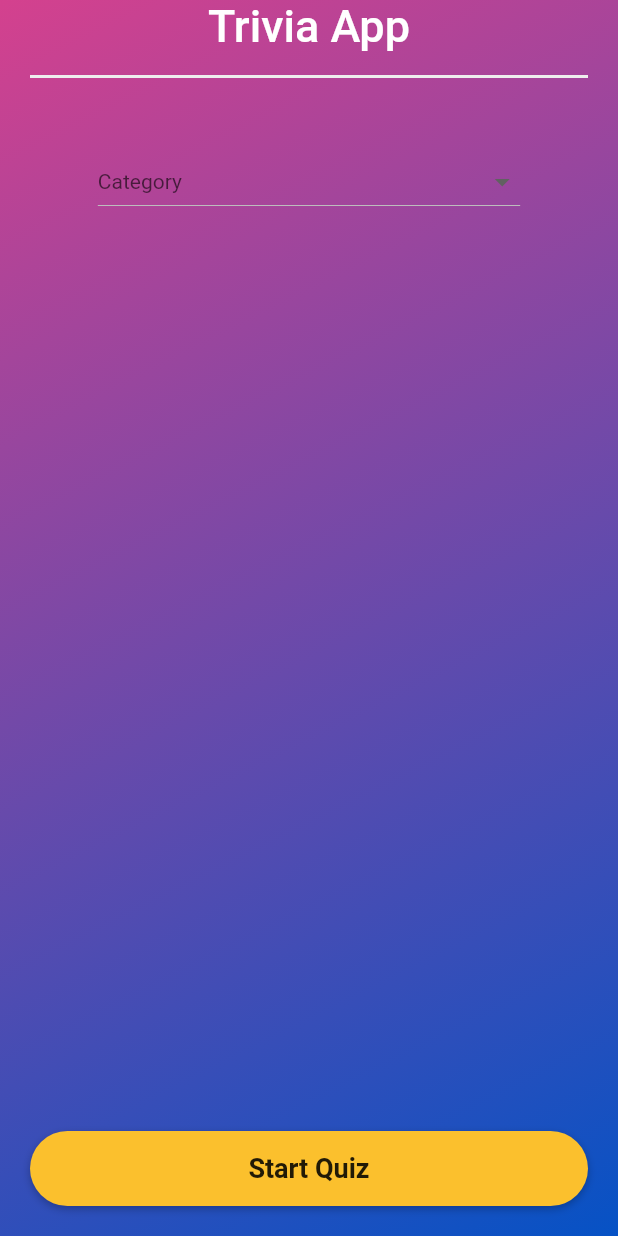
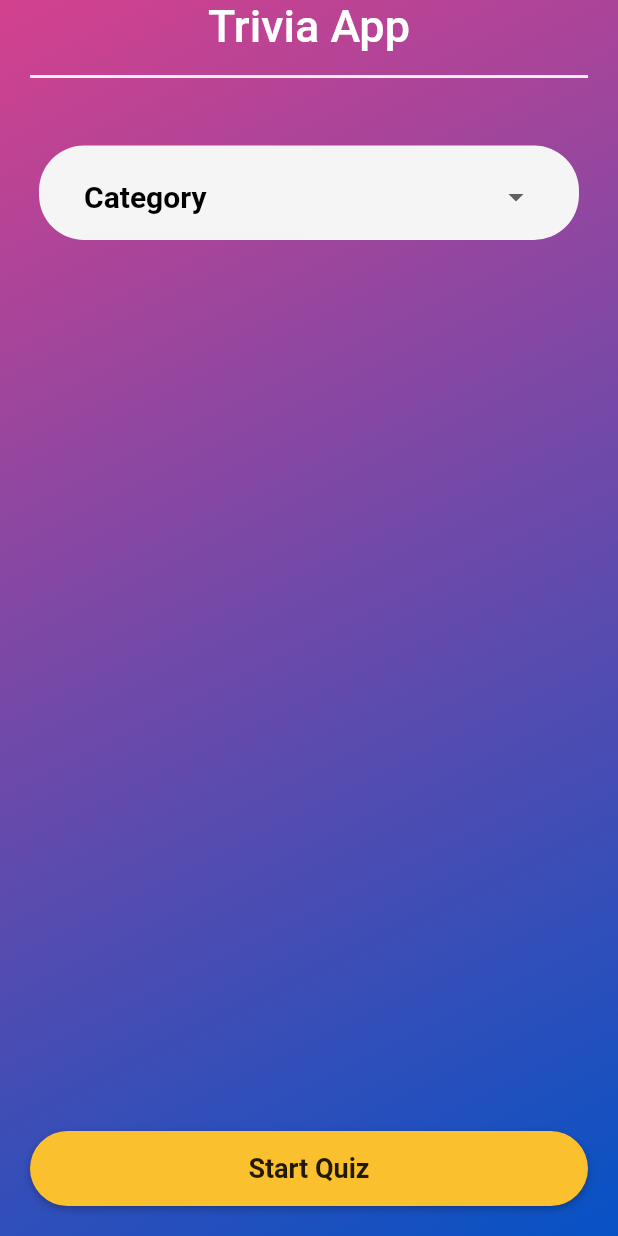
Before and after one commit to TristanLaR/trivia_app, a Flutter app: the HomeScreen screen opened directly, on a phone screen of 412 x 824 dp. Run offline on Flutter 3.47's test engine with Material 2 defaults, Android fonts, the light colour scheme and no system bars; our stand-ins replace dio, equatable, flutter_hooks, hooks_riverpod; missing offline and left inert: enum_to_string, html_character_entities.

Commit message:
UI update to Dropdown on HomeScreen

```diff
--- a/lib/Views/home_screen.dart
+++ b/lib/Views/home_screen.dart
@@ -63,21 +63,41 @@ class _CategoryDropdownState extends State<CategoryDropdown> {
 
   @override
   Widget build(BuildContext context) {
-    return DropdownButton<Category>(
+    return Container(
+      decoration: BoxDecoration(
+        color: Colors.grey[100],
+        borderRadius: BorderRadius.circular(30),
+      ),
+      child: Padding(
+        padding: const EdgeInsets.fromLTRB(30, 10, 30, 5),
+        child: DropdownButton<Category>(
           value: _chosenValue,
-      style: TextStyle(color: Colors.black),
+          style: TextStyle(
+            color: Colors.black,
+            fontSize: 15,
+          ),
           items: categories.map((item) {
             return new DropdownMenuItem<Category>(
               child: new Text(item.categoryName),
               value: item,
             );
           }).toList(),
-      hint: Text("Category"),
+          hint: Text(
+            "Category",
+            style: TextStyle(
+              color: Colors.black,
+              fontSize: 20,
+              fontWeight: FontWeight.w600,
+            ),
+          ),
+          underline: Container(),
           onChanged: (Category category) {
             setState(() {
               _chosenValue = category;
             });
           },
+        ),
+      ),
     );
   }
 }
```
Lines whose indentation alone changed are shown as unchanged.
